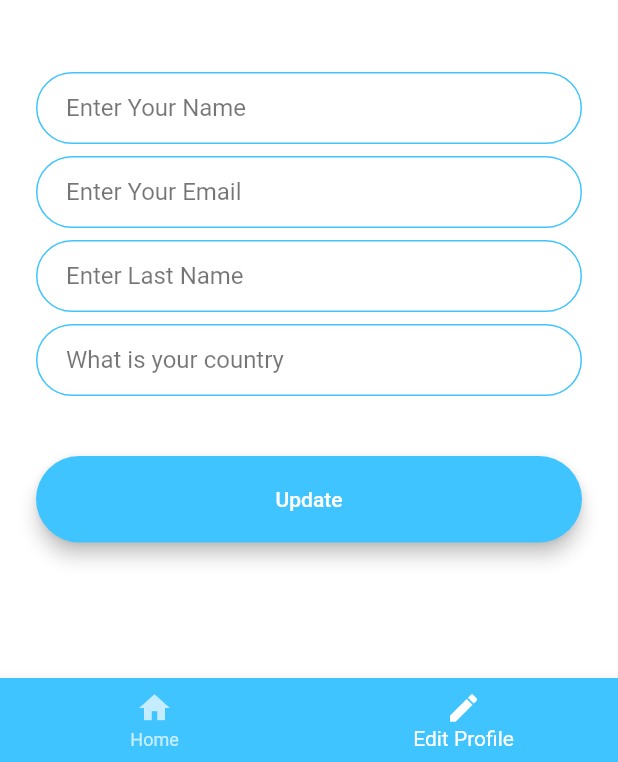
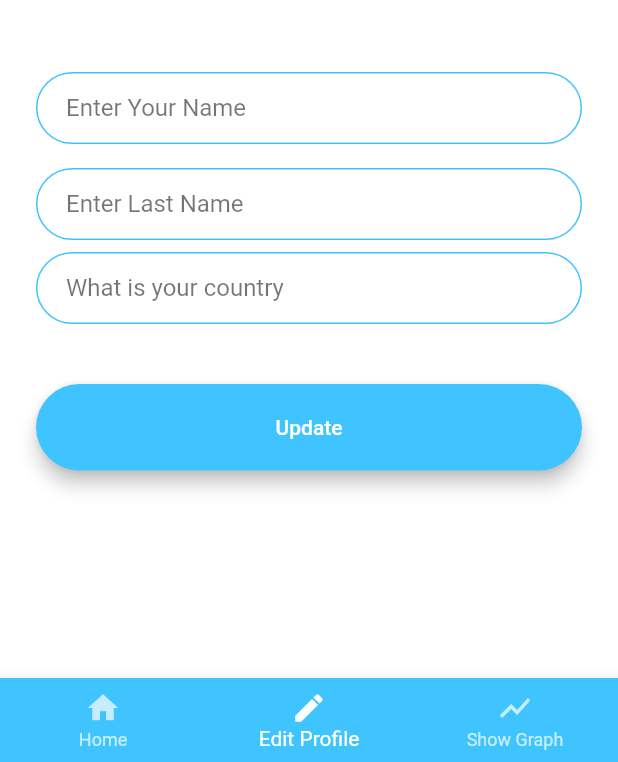
Before and after one commit to Zohaib2233/zohaib-pwh, a Flutter app: the ProfileScreen screen opened directly, item 2 of the bottom bar chosen, on a phone screen of 412 x 824 dp, the part 474-1236 px from its top. Run offline on Flutter 3.47's test engine with Material 2 defaults, Android fonts, the phone set to English and light mode, and no system bars; our stand-ins replace cloud_firestore, firebase_auth, firebase_core, fl_chart, get_storage, syncfusion_flutter_charts and 1 more; accounts and stored records are empty; network calls fail.

Commit message:
Graph Done

```diff
--- a/lib/screens/edit_profile_screen.dart
+++ b/lib/screens/edit_profile_screen.dart
@@ -13,10 +13,16 @@ class EditProfileScreen extends StatefulWidget {
 }
 
 class _EditProfileScreenState extends State<EditProfileScreen> {
+
+  bool isLoad = false;
   @override
   void initState() {
+    print("Isloading");
+    isLoad = true;
     final User user = FirebaseAuth.instance.currentUser!;
     getData(user.uid);
+    isLoad = false;
+    print("IsloadingOFF");
     super.initState();
   }
 
@@ -46,7 +52,7 @@ class _EditProfileScreenState extends State<EditProfileScreen> {
       backgroundColor: Colors.white,
       body: Padding(
         padding: const EdgeInsets.symmetric(horizontal: 24),
-        child: SingleChildScrollView(
+        child: isLoad?CircularProgressIndicator():SingleChildScrollView(
           child: Form(
             key: _formKey,
             child: Column(
@@ -65,16 +71,13 @@ class _EditProfileScreenState extends State<EditProfileScreen> {
                 ),
                 InputField(
                   hintText: "Enter Your Name",
+                  controller: _firstNameController,
                   isPassword: false,
                 ),
                 SizedBox(
                   height: 8,
                 ),
-                InputField(
-                  hintText: "Enter Your Email",
-                  controller: _firstNameController,
-                  isPassword: false,
-                ),
+
                 SizedBox(
                   height: 8,
                 ),
--- a/lib/screens/home_screen.dart
+++ b/lib/screens/home_screen.dart
@@ -18,7 +18,10 @@ class _HomeScreenState extends State<HomeScreen> {
   List<UserObject> userList = [];
   List<UserObject> userFavList = [];
   bool isFav = false;
+  bool isLoad = false;
+
   Future<void> fetchPost(Function callBack) async {
+    isLoad = true;
     final response = await http.get(Uri.parse('https://my.api.mockaroo.com/users.json?key=cae17ac0'));
     if (response.statusCode == 200) {
       print("object");
@@ -30,6 +33,7 @@ class _HomeScreenState extends State<HomeScreen> {
 
       setState(() {
         userList = myList as List<UserObject>;
+        isLoad = false;
       });
     } else {
       // If the response was umexpected, throw an error.s
@@ -73,7 +77,7 @@ class _HomeScreenState extends State<HomeScreen> {
               ],
               indicatorColor: Colors.purple,
             ),
-            Expanded(
+            isLoad?Expanded(child: Center(child: CircularProgressIndicator())):Expanded(
               child: TabBarView(children: [
                 ListView.builder(
                     itemCount: userList?.length ?? 0,
--- a/lib/screens/profile_Screen.dart
+++ b/lib/screens/profile_Screen.dart
@@ -5,6 +5,7 @@ import 'package:auth_app1/screens/login_screen.dart';
 import 'package:firebase_auth/firebase_auth.dart';
 import 'package:flutter/material.dart';
 import 'package:get_storage/get_storage.dart';
+import 'package:auth_app1/screens/graph_screen.dart';
 
 
 class ProfileScreen extends StatefulWidget {
@@ -19,6 +20,7 @@ class _ProfileScreenState extends State<ProfileScreen> {
   static const List<Widget> screens = <Widget>[
     HomeScreen(),
    EditProfileScreen(),
+    GraphScreen(),
   ];
   void _onItemTapped(int index) {
     setState(() {
@@ -74,6 +76,8 @@ class _ProfileScreenState extends State<ProfileScreen> {
               BottomNavigationBarItem(icon: Icon(Icons.home), label: "Home"),
               BottomNavigationBarItem(
                   icon: Icon(Icons.edit), label: "Edit Profile"),
+              BottomNavigationBarItem(
+                  icon: Icon(Icons.show_chart), label: "Show Graph"),
             ],
 
           ),
--- a/pubspec.yaml
+++ b/pubspec.yaml
@@ -41,6 +41,9 @@ dependencies:
   get_storage: ^2.1.1
   http: ^0.13.5
   toast: ^0.3.0
+  fl_chart: ^0.35.0
+  syncfusion_flutter_charts: ^21.1.39
+
 
 dev_dependencies:
   flutter_test:
```
Also changed, not shown: lib/screens/graph_screen.dart (added, +103 -0 lines), pubspec.lock.
